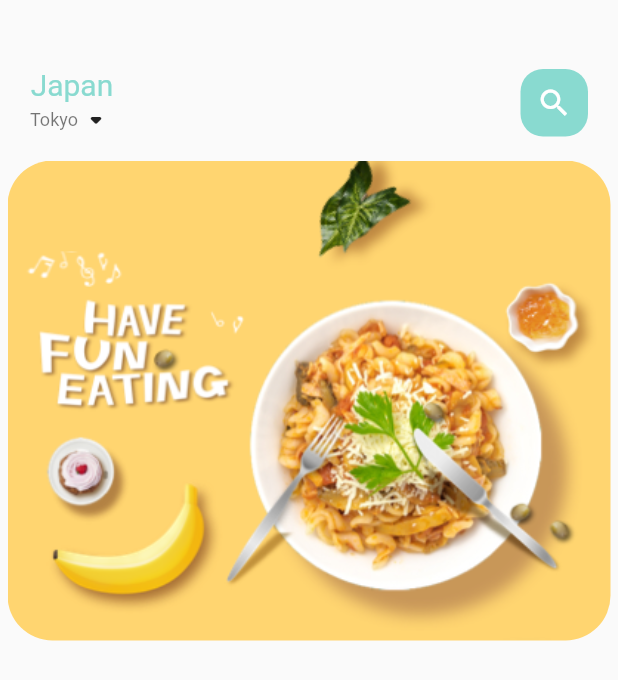
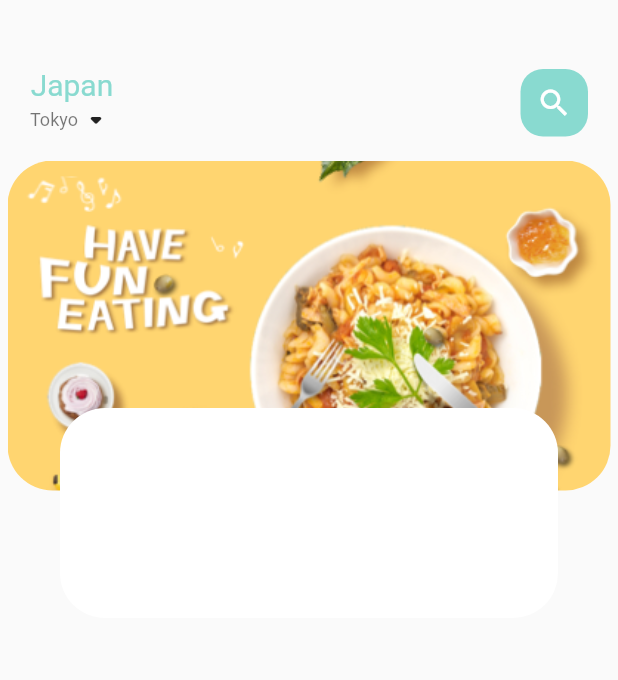
Before and after one commit to sEmoto0808/Flutter-EC-app, a Flutter app: the screen it shows after launch, on a phone screen of 412 x 824 dp. Shown: the top 680 px of the screen. Run offline on Flutter 3.47's test engine with Material 2 defaults, Android fonts, the phone set to English and light mode, and no system bars.

Commit message:
StackとAlignで画像の上にoverlay

```diff
--- a/src/lib/widgets/home/food_carousel.dart
+++ b/src/lib/widgets/home/food_carousel.dart
@@ -23,8 +23,11 @@ class _FoodCarouselState extends State<FoodCarousel> {
   }
 
   Widget _buildPageItem(int index) {
-    return Container(
+    return Stack(
+      children: [
+        Container(
           height: 220,
+          width: double.maxFinite,
           margin: const EdgeInsets.symmetric(horizontal: 5),
           child: ClipRRect(
             borderRadius: BorderRadius.circular(30),
@@ -33,6 +36,19 @@ class _FoodCarouselState extends State<FoodCarousel> {
               fit: BoxFit.cover,
             ),
           ),
+        ),
+        Align(
+          alignment: Alignment.bottomCenter,
+          child: Container(
+            height: 140,
+            margin: const EdgeInsets.only(left: 40, right: 40, bottom: 15,),
+            decoration: BoxDecoration(
+              borderRadius: BorderRadius.circular(30),
+              color: Colors.white,
+            ),
+          ),
+        ),
+      ],
     );
   }
 }
```
Lines whose indentation alone changed are shown as unchanged.
